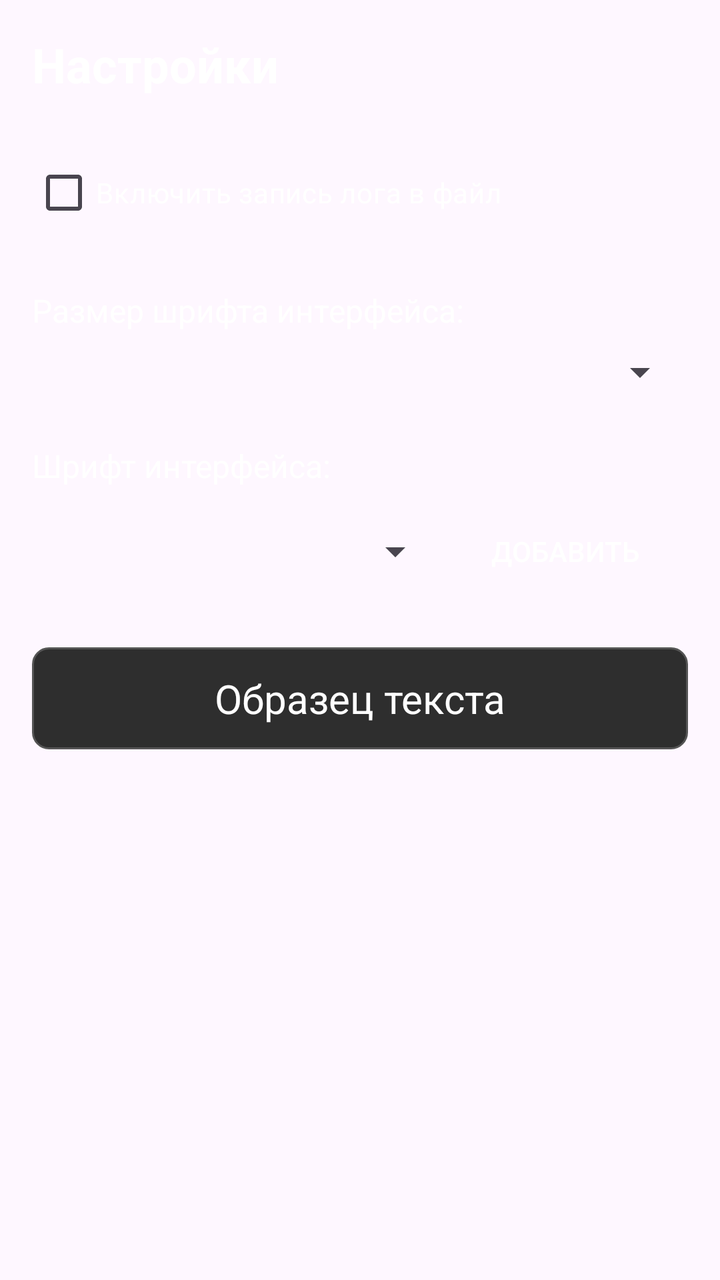
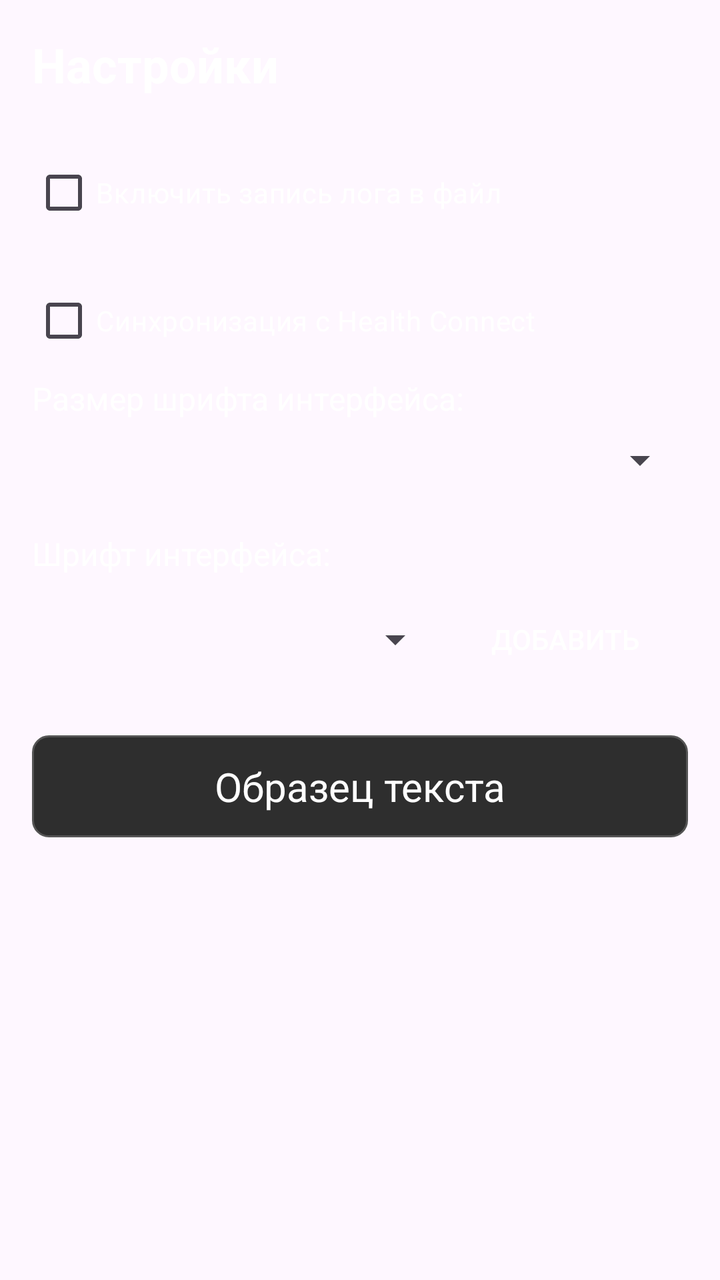

Screens rendered from an Android XML layout before and after an edit, with the pre-edit source and the edit as a unified diff.
<!-- AndroidManifest.xml: application theme Theme.Adventure -->
<!-- res/layout/fragment_settings.xml -->
<?xml version="1.0" encoding="utf-8"?>
<LinearLayout xmlns:android="http://schemas.android.com/apk/res/android"
    android:layout_width="match_parent"
    android:layout_height="match_parent"
    android:orientation="vertical"
    android:padding="16dp">

    <TextView
        android:id="@+id/tv_settings_title"
        android:layout_width="wrap_content"
        android:layout_height="wrap_content"
        android:text="Настройки"
        android:textSize="24sp"
        android:textStyle="bold"
        android:textColor="#FFFFFF"
        android:layout_marginBottom="24dp" />

    
    <CheckBox
        android:id="@+id/cb_logging"
        android:layout_width="match_parent"
        android:layout_height="wrap_content"
        android:text="Включить запись лога в файл"
        android:textColor="#FFFFFF"
        android:layout_marginBottom="24dp" />

    
    <TextView
        android:layout_width="wrap_content"
        android:layout_height="wrap_content"
        android:text="Размер шрифта интерфейса:"
        android:textSize="16sp"
        android:textColor="#FFFFFF"
        android:layout_marginBottom="8dp" />

    <Spinner
        android:id="@+id/spinner_font_size"
        android:layout_width="match_parent"
        android:layout_height="wrap_content"
        android:layout_marginBottom="24dp" />

    
    <TextView
        android:layout_width="wrap_content"
        android:layout_height="wrap_content"
        android:text="Шрифт интерфейса:"
        android:textSize="16sp"
        android:textColor="#FFFFFF"
        android:layout_marginBottom="8dp" />

    <LinearLayout
        android:layout_width="match_parent"
        android:layout_height="wrap_content"
        android:orientation="horizontal"
        android:gravity="center_vertical"
        android:layout_marginBottom="8dp">

        <Spinner
            android:id="@+id/spinner_font"
            android:layout_width="0dp"
            android:layout_height="wrap_content"
            android:layout_weight="1" />

        <Button
            android:id="@+id/btn_add_font"
            android:layout_width="wrap_content"
            android:layout_height="wrap_content"
            android:text="Добавить"
            android:textColor="#FFFFFF"
            style="?android:attr/borderlessButtonStyle" />
    </LinearLayout>

    
    <TextView
        android:id="@+id/tv_font_sample"
        android:layout_width="match_parent"
        android:layout_height="wrap_content"
        android:text="Образец текста"
        android:textSize="20sp"
        android:textColor="#FFFFFF"
        android:gravity="center"
        android:layout_marginTop="16dp"
        android:padding="12dp"
        android:background="@drawable/scene_background" />

</LinearLayout>
<!-- resources referenced by this layout -->
<resources>
  <!-- drawable scene_background (drawable) -->
  <?xml version="1.0" encoding="utf-8"?>
  <shape xmlns:android="http://schemas.android.com/apk/res/android"
      android:shape="rectangle">
      <solid android:color="#2E2E2E" />
      <stroke
          android:width="1dp"
          android:color="#555555" />
      <corners android:radius="8dp" />
      <padding
          android:left="8dp"
          android:right="8dp"
          android:top="8dp"
          android:bottom="8dp" />
  </shape>
  <style name="Theme.Adventure" parent="Base.Theme.Adventure" />
  <style name="Base.Theme.Adventure" parent="Theme.Material3.DayNight.NoActionBar">
          
          
      </style>
</resources>

<!-- the commit's change to res/layout/fragment_settings.xml (unified diff, before → after) -->
@@ -22,7 +22,26 @@
         android:layout_height="wrap_content"
         android:text="Включить запись лога в файл"
         android:textColor="#FFFFFF"
-        android:layout_marginBottom="24dp" />
+        android:layout_marginBottom="16dp" />
+
+    
+    <CheckBox
+        android:id="@+id/cb_health_connect"
+        android:layout_width="match_parent"
+        android:layout_height="wrap_content"
+        android:text="Синхронизация с Health Connect"
+        android:textColor="#FFFFFF"
+        android:layout_marginBottom="4dp" />
+
+    <TextView
+        android:id="@+id/tv_health_connect_status"
+        android:layout_width="match_parent"
+        android:layout_height="wrap_content"
+        android:text=""
+        android:textSize="12sp"
+        android:textColor="#9E9E9E"
+        android:layout_marginBottom="24dp"
+        android:visibility="gone" />
 
     
     <TextView
